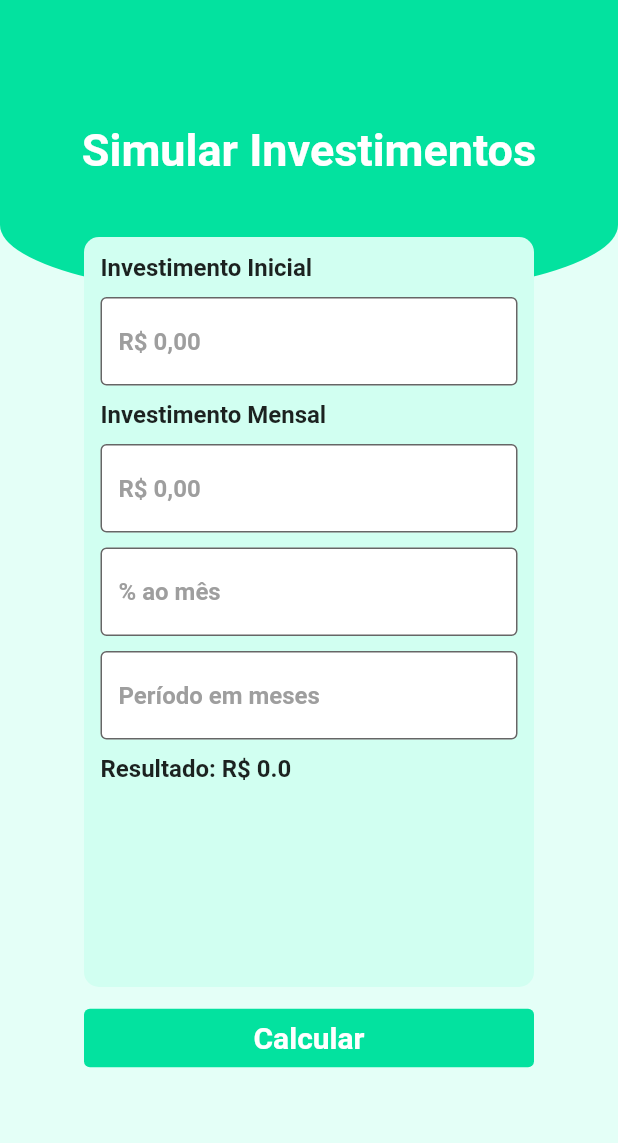
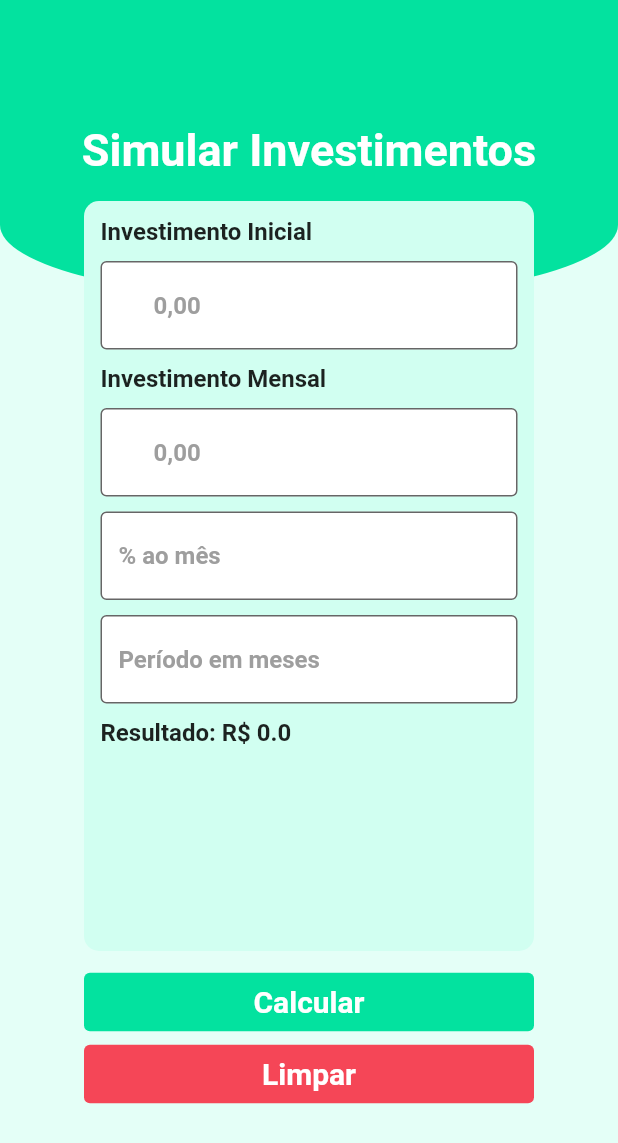
Before and after one commit to ElianMariano/sinvestimentos, a Flutter app: the screen it shows after launch, after a tap on "Calcular", on a phone screen of 412 x 824 dp. Shown: the top 1143 px of the screen. Run offline on Flutter 3.47's test engine with Material 2 defaults, Android fonts, the phone set to English and light mode, and no system bars.

```diff
--- a/lib/main.dart
+++ b/lib/main.dart
@@ -81,6 +81,12 @@ class _CalculateInfoState extends State<CalculateInfo> {
     super.dispose();
   }
 
+  void limpar(){
+    setState(() {
+      resultado = 0;
+    });
+  }
+
   void calcular(){
     // Converte os dados
     double inicial = double.parse(inicialController.text);
@@ -88,9 +94,16 @@ class _CalculateInfoState extends State<CalculateInfo> {
     double percent = double.parse(percentController.text);
     int periodo = int.parse(periodoController.text);
 
+    // double valor = (inicial + mensal*periodo) * pow((1 + (percent*0.01)), periodo);
+
     setState(() {
-      resultado = (inicial + mensal*periodo) * pow((1 + (percent*0.01)), periodo);
+      resultado = double.parse(((inicial + mensal*periodo) * pow((1 + (percent*0.01)), periodo)).toStringAsFixed(2));
     });
+
+    inicialController.clear();
+    mensalController.clear();
+    percentController.clear();
+    periodoController.clear();
   }
 
   @override
@@ -126,7 +139,8 @@ class _CalculateInfoState extends State<CalculateInfo> {
                               filled: true,
                               fillColor: Colors.white,
                               border: OutlineInputBorder(),
-                              hintText: 'R\$ 0,00',
+                              hintText: '0,00',
+                              prefixText: 'R\$ ',
                               hintStyle: TextStyle(
                                   fontWeight: FontWeight.w600,
                                   color: Colors.grey
@@ -152,7 +166,8 @@ class _CalculateInfoState extends State<CalculateInfo> {
                                 filled: true,
                                 fillColor: Colors.white,
                                 border: OutlineInputBorder(),
-                                hintText: 'R\$ 0,00',
+                                hintText: '0,00',
+                                prefixText: 'R\$ ',
                                 hintStyle: TextStyle(
                                   fontWeight: FontWeight.w600,
                                   color: Colors.grey
@@ -230,6 +245,21 @@ class _CalculateInfoState extends State<CalculateInfo> {
                 minimumSize: const Size(300, 20),
               ),
             ),
+            TextButton(
+              onPressed: limpar,
+              child: const Text(
+                'Limpar',
+                style: TextStyle(
+                    fontSize: 20,
+                    fontWeight: FontWeight.w600,
+                    color: Colors.white
+                ),
+              ),
+              style: TextButton.styleFrom(
+                backgroundColor: const Color(0xfff54657),
+                minimumSize: const Size(300, 20),
+              ),
+            ),
           ],
         ),
       ),
```
